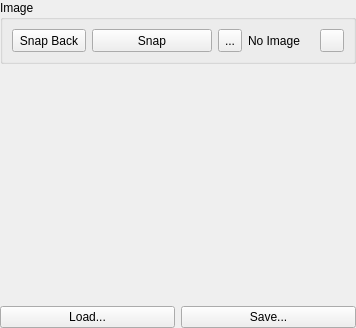
Qt form AcfSln/Include/iqtcam/CBitmapSupplierGuiComp.ui (ImagingTools/AcfPublic) before a commit.
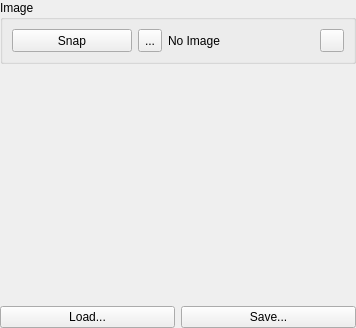
The same form after that commit. Icons and pictures are not drawn.

```diff
--- a/AcfSln/Include/iqtcam/CBitmapSupplierGuiComp.ui
+++ b/AcfSln/Include/iqtcam/CBitmapSupplierGuiComp.ui
@@ -35,26 +35,6 @@
       <property name="bottomMargin">
        <number>9</number>
       </property>
-      <item>
-       <widget class="QToolButton" name="SnapBackImageButton">
-        <property name="sizePolicy">
-         <sizepolicy hsizetype="Fixed" vsizetype="Preferred">
-          <horstretch>0</horstretch>
-          <verstretch>0</verstretch>
-         </sizepolicy>
-        </property>
-        <property name="toolTip">
-         <string>Snap previous image (if allowed)</string>
-        </property>
-        <property name="text">
-         <string>Snap Back</string>
-        </property>
-        <property name="icon">
-         <iconset resource="../../../Acf/Include/iqtgui/iqtgui.qrc">
-          <normaloff>:/Icons/PlayBack</normaloff>:/Icons/PlayBack</iconset>
-        </property>
-       </widget>
-      </item>
       <item>
        <widget class="QPushButton" name="SnapImageButton">
         <property name="sizePolicy">
```
Left out of the diff: 1 changed line with no effect on the pictures.
